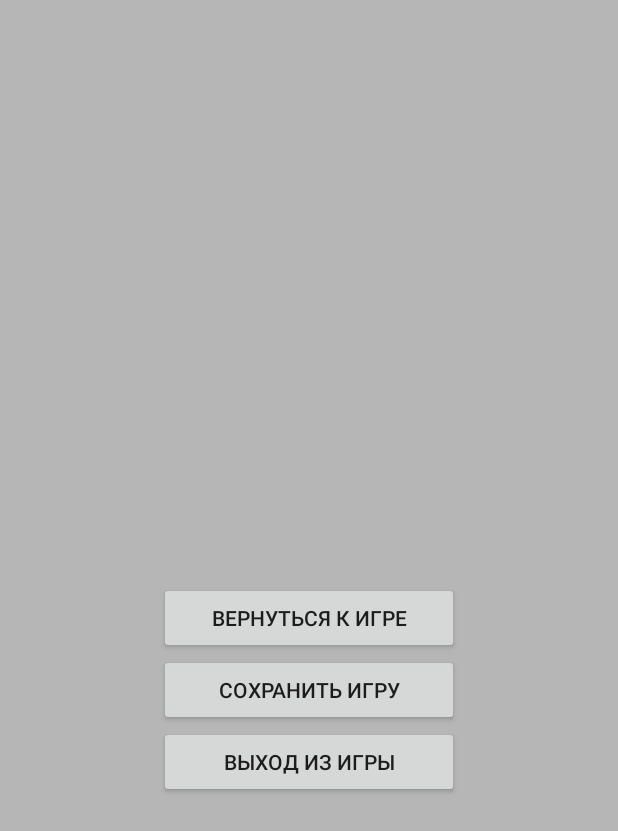
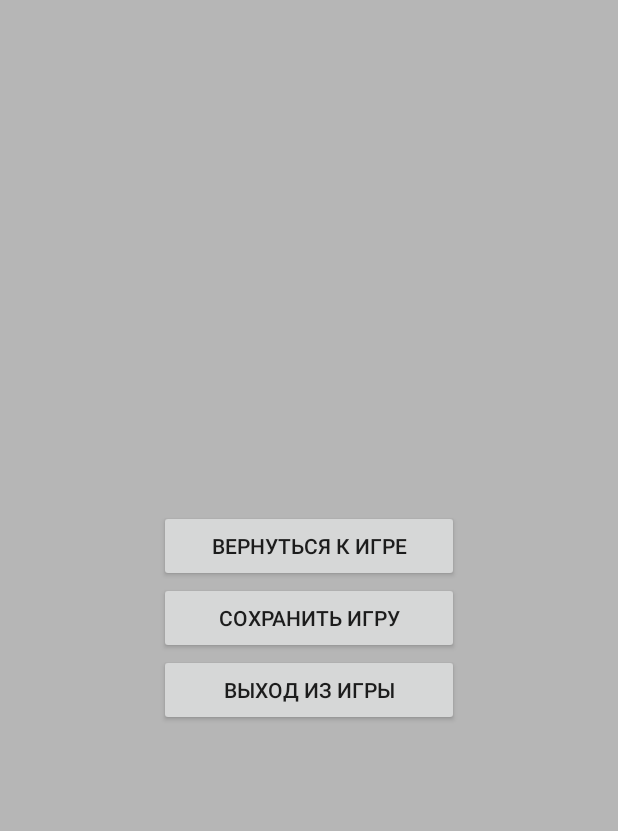
Before and after one commit to korefu/PoliticalSandbox, an Android app: the fragment MenuFragment shown on its own in the app's theme, on a phone screen of 412 x 824 dp. Shown: the top 831 px of the screen. Run offline under Robolectric (Android 15) with nearby library versions, the phone set to English and light mode, and no system bars.

Commit message:
new build

```diff
--- a/app/src/main/res/layout/menu_fragment.xml
+++ b/app/src/main/res/layout/menu_fragment.xml
@@ -16,14 +16,14 @@
             android:layout_width="200dp"
             android:layout_height="wrap_content"
             android:layout_centerInParent="true"
-            android:text="@string/resume_to_game" />
+            android:text="@string/resume_to_game"
+            android:layout_above="@id/menu_btn_save"/>
 
         <Button
             android:layout_width="200dp"
             android:layout_height="wrap_content"
             android:layout_centerInParent="true"
             android:id="@+id/menu_btn_save"
-            android:layout_below="@id/button_resume"
             android:text="@string/save_game"/>
 
         <Button
```
Also changed, not shown: 1 other file.
